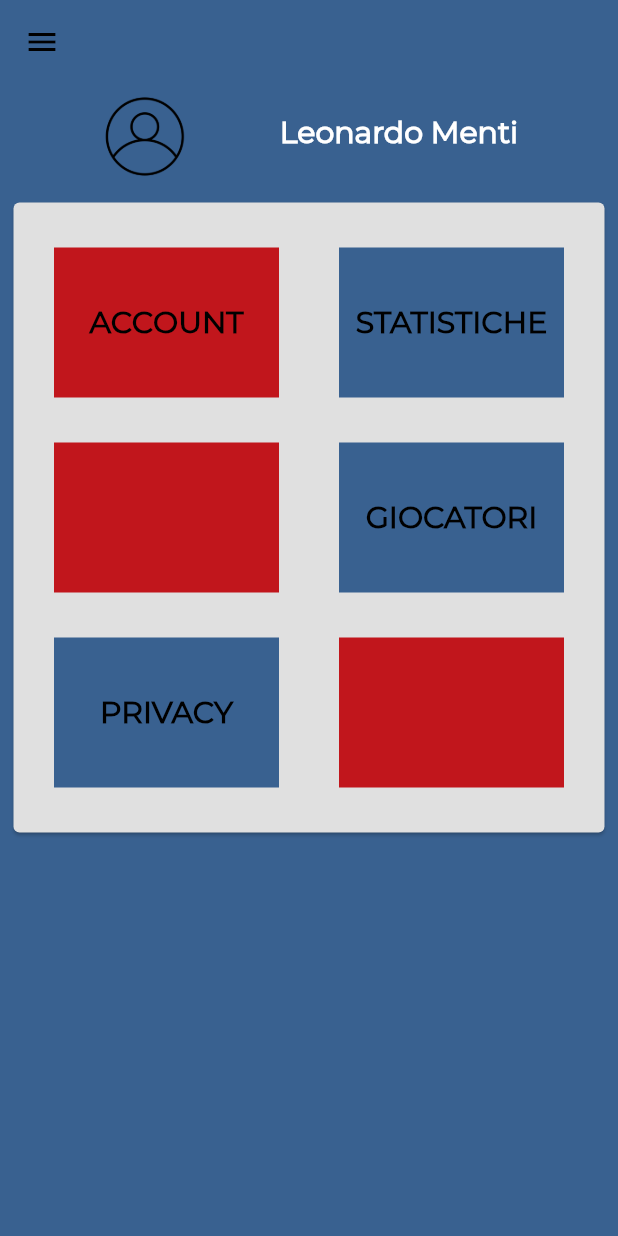
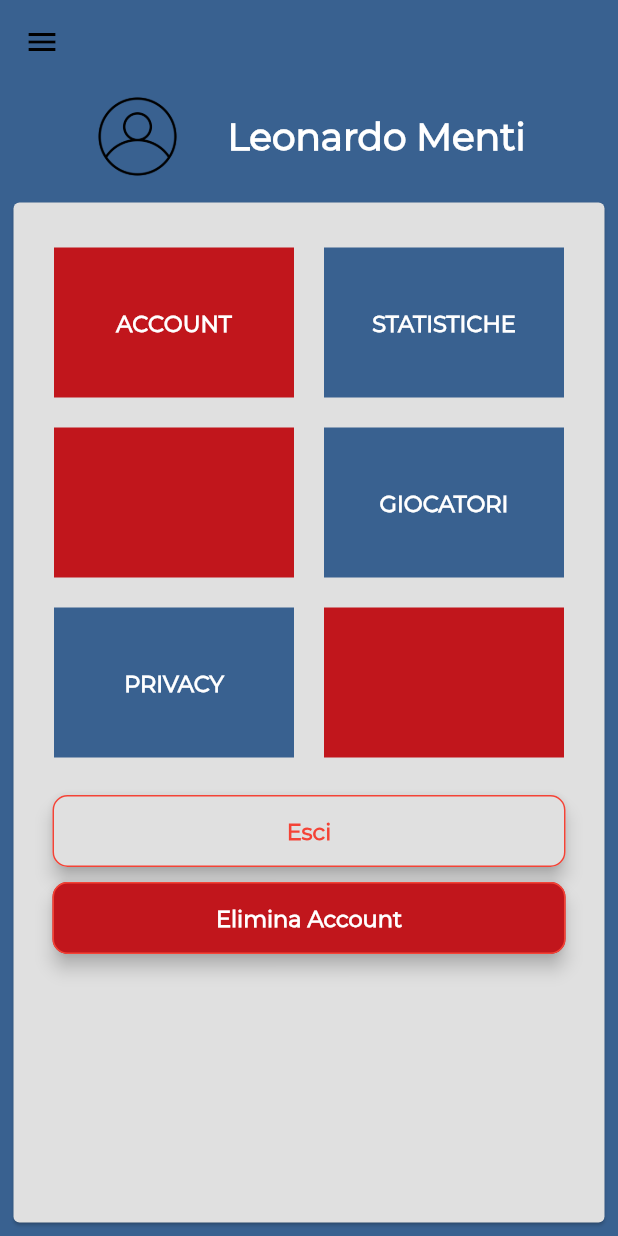
Before and after one commit to leonardomenti/calciotto-app, a Flutter app: the Profile screen opened by its route, on a phone screen of 412 x 824 dp. Run offline on Flutter 3.47's test engine with Material 2 defaults, Android fonts, the light colour scheme and no system bars.

Commit message:
added buttons in profile page

```diff
--- a/lib/views/home.dart
+++ b/lib/views/home.dart
@@ -91,6 +91,7 @@ class Home extends StatelessWidget {
                       ),
                     ],
                   ),
+                  Container(height: 10.0),
                   Expanded(
                     child: Image.asset(
                       "assets/images/pitch.jpg",
--- a/lib/views/profile.dart
+++ b/lib/views/profile.dart
@@ -3,7 +3,7 @@ import 'navdrawer.dart';
 
 class Profile extends StatelessWidget {
 
-  TextStyle style = TextStyle(fontFamily: 'Montserrat', fontSize: 20.0);
+  TextStyle style = TextStyle(fontFamily: 'Montserrat', fontSize: 15.0);
   final appBar = AppBar(
     title: const Text(""),
     backgroundColor: const Color.fromARGB(255, 1, 39, 77),
@@ -16,13 +16,13 @@ class Profile extends StatelessWidget {
             splashColor: Colors.blue.withAlpha(40),
             onTap: (){},
             child : SizedBox(
-                width: 150,
+                width: 160,
                 height: 100,
                 child: Center(
                   child: Text(
                       text,
                       style: style.copyWith(
-                          color: Colors.black,
+                          color: Colors.white,
                           fontWeight: FontWeight.bold)),
                 )
             ),
@@ -31,6 +31,46 @@ class Profile extends StatelessWidget {
 
   @override
   Widget build(BuildContext context) {
+
+    final exitButton = Material(
+      elevation: 5.0,
+      color: const Color.fromARGB(255, 224, 224, 224),
+      borderRadius: BorderRadius.circular(10.0),
+      child: MaterialButton(
+        minWidth: MediaQuery.of(context).size.width - 70,
+        padding: const EdgeInsets.fromLTRB(20.0, 15.0, 20.0, 15.0),
+        onPressed: () {},
+        shape: RoundedRectangleBorder(
+            borderRadius: BorderRadius. circular(10.0),
+            side: BorderSide(color: Colors. red),
+        ),
+        child: Text("Esci",
+            textAlign: TextAlign.center,
+            style: style.copyWith(
+                color: Colors.red, fontWeight: FontWeight.bold)),
+      ),
+    );
+
+    final deleteButton = Material(
+      elevation: 5.0,
+      color: const Color.fromARGB(255, 193, 22, 28),
+      borderRadius: BorderRadius.circular(10.0),
+      child: MaterialButton(
+        minWidth: MediaQuery.of(context).size.width - 70,
+        padding: const EdgeInsets.fromLTRB(20.0, 15.0, 20.0, 15.0),
+        onPressed: () {},
+        shape: RoundedRectangleBorder(
+          borderRadius: BorderRadius. circular(10.0),
+          side: BorderSide(color: Colors. red),
+        ),
+        child: Text("Elimina Account",
+            textAlign: TextAlign.center,
+            style: style.copyWith(
+                color: Colors.white, fontWeight: FontWeight.bold)),
+      ),
+    );
+
+
 
     return Scaffold(
         resizeToAvoidBottomInset: false,
@@ -54,18 +94,19 @@ class Profile extends StatelessWidget {
                         fit: BoxFit.contain,
                       ),
                     ),
-                    Container(width: 60.0),
+                    Container(width: 30.0),
                     SizedBox(
                         height: 30.0,
                         child: Text(
                             "Leonardo Menti",
                             style: style.copyWith(
                                 color: Colors.white,
+                                fontSize: 25,
                                 fontWeight: FontWeight.bold))
                     ),
                   ]),
               Container(height: 10.0),
-              Card(
+              Expanded(child: Card(
                   color: const Color.fromARGB(255, 224, 224, 224),
                   child: Column(
                       children: <Widget> [
@@ -75,35 +116,38 @@ class Profile extends StatelessWidget {
                             crossAxisAlignment: CrossAxisAlignment.center,
                             children: <Widget>[
                               createCard(193, 22, 28, "ACCOUNT"),
-                          Container(width: 40),
+                              Container(width: 20),
                               createCard(57, 97, 144, "STATISTICHE"),
                             ]
                         ),
-                    Container(height: 30),
+                        Container(height: 20),
                         Row(
                             mainAxisAlignment: MainAxisAlignment.center,
                             crossAxisAlignment: CrossAxisAlignment.center,
                             children: <Widget>[
                               createCard(193, 22, 28, ""),
-                          Container(width: 40),
+                              Container(width: 20),
                               createCard(57, 97, 144, "GIOCATORI"),
                             ]
                         ),
-                    Container(height: 30),
+                        Container(height: 20),
                         Row(
                             mainAxisAlignment: MainAxisAlignment.center,
                             crossAxisAlignment: CrossAxisAlignment.center,
                             children: <Widget>[
                               createCard(57, 97, 144, "PRIVACY"),
-                          Container(width: 40),
+                              Container(width: 20),
                               createCard(193, 22, 28, ""),
                             ]
                         ),
-                    Container(height: 30),
+                        Container(height: 25),
+                        exitButton,
+                        Container(height: 10),
+                        deleteButton,
                       ]
                   )
-              )]
-            )
+              ))
+            ])
         )
     );
   }
```
Lines whose indentation alone changed are shown as unchanged.
